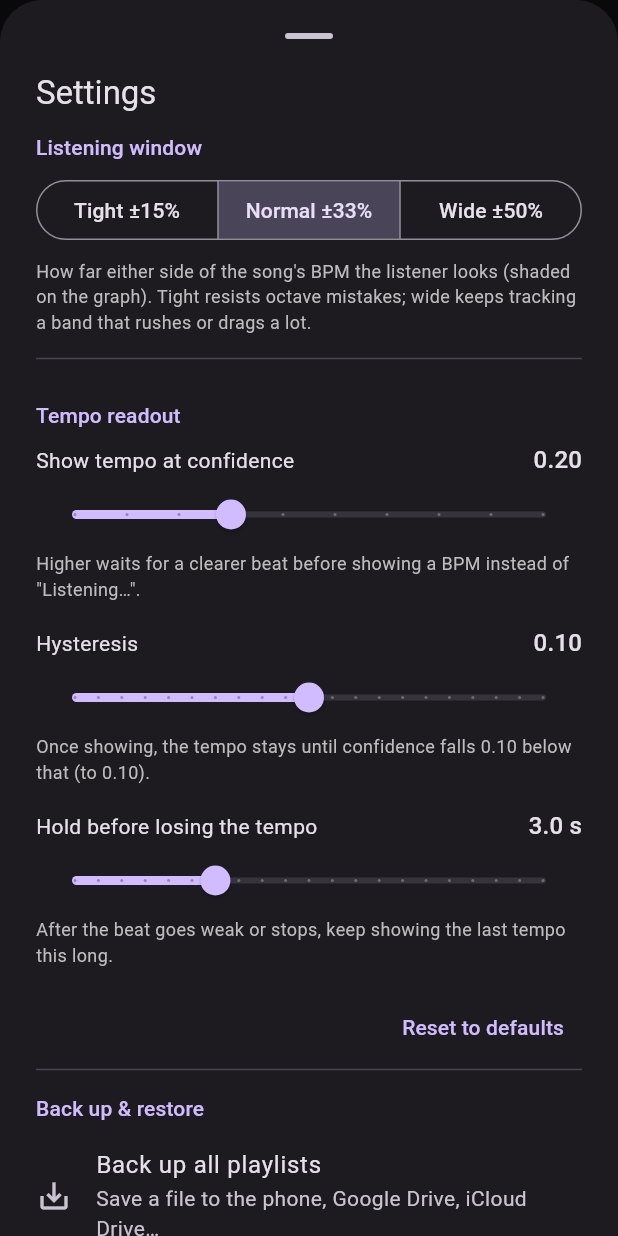
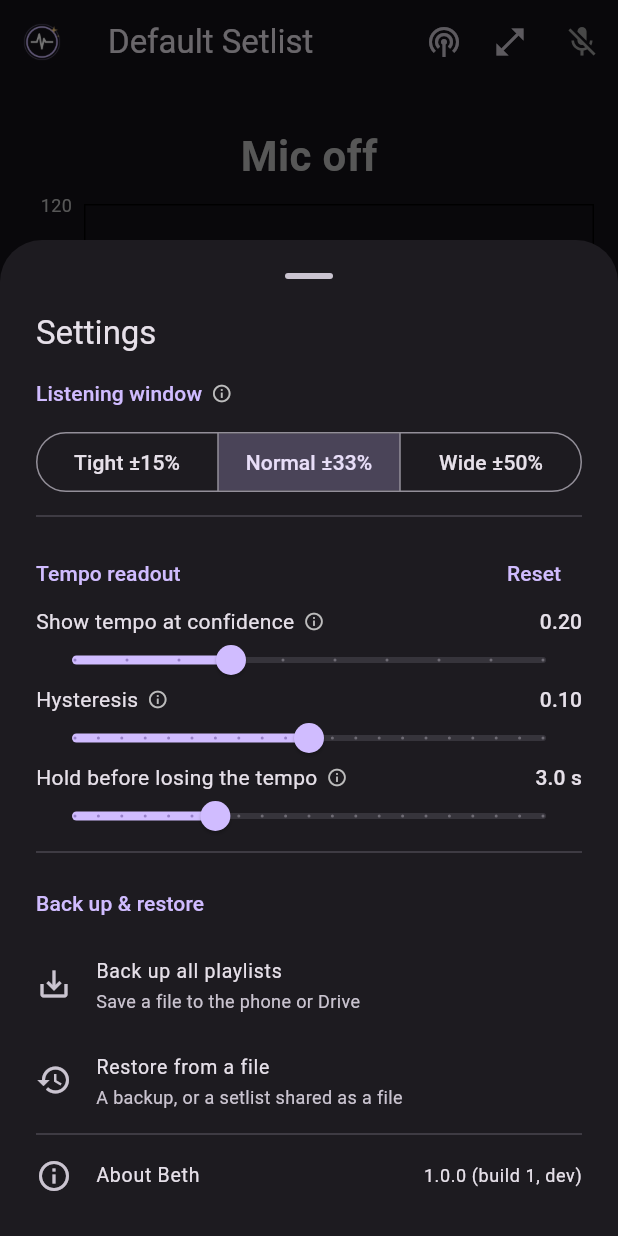
Before and after one commit to greenlava82/Beth, a Flutter app: the screen it shows after launch, in the side drawer, after a tap on "Settings", on a phone screen of 412 x 824 dp. Run offline on Flutter 3.47's test engine with Material 3 defaults, Android fonts, the phone set to English and light mode, and no system bars; drawn by our look-alikes of fl_chart; our stand-ins replace package_info_plus, permission_handler, share_plus, shared_preferences, wakelock_plus; missing offline and left inert: bluetooth_low_energy, file_selector, flutter_midi_command, record.

Commit message:
Make the Settings sheet fit on one screen
The help text under each slider and under the listening window selector
pushed Back up & restore and About below the fold. The explanations now
sit in tooltips behind an info icon on each label (tap to show), the
sliders and dividers are tighter, the backup rows are dense, and Reset
moves to the Tempo readout header line.

Co-Authored-By: Claude Sonnet 5.5 <noreply@anthropic.com>

```diff
--- a/lib/main.dart
+++ b/lib/main.dart
@@ -345,7 +345,18 @@ class _MetronomeScreenState extends State<MetronomeScreen>
     await prefs.setDouble('holdSeconds', _displayGate.holdSeconds);
   }
 
+  void _resetDetectionSettings(StateSetter setSheet) {
+    setSheet(() {
+      _displayGate.showAbove = TempoDisplayGate.defaultShowAbove;
+      _displayGate.hysteresis = TempoDisplayGate.defaultHysteresis;
+      _displayGate.holdSeconds = TempoDisplayGate.defaultHoldSeconds;
+    });
+    setState(() {});
+    _saveDisplaySettings();
+  }
+
   /// Sliders for when the readout shows a BPM and how long it holds it.
+  /// Each label's tooltip (tap the label) explains the setting.
   Widget _buildDetectionSettings(BuildContext context, StateSetter setSheet) {
     final g = _displayGate;
     void change(void Function() f) {
@@ -362,20 +373,19 @@ class _MetronomeScreenState extends State<MetronomeScreen>
           crossAxisAlignment: CrossAxisAlignment.start,
           children: [
             Row(children: [
-              Expanded(child: Text(title)),
-              Text(value,
-                  style: Theme.of(context).textTheme.titleMedium),
+              Expanded(child: _helpLabel(context, title, help)),
+              Text(value, style: Theme.of(context).textTheme.titleSmall),
             ]),
-            Slider(
+            SizedBox(
+              height: 32,
+              child: Slider(
                 value: v.clamp(min, max),
                 min: min,
                 max: max,
                 divisions: divisions,
                 onChanged: (x) => change(() => onChanged(x)),
               ),
-            Text(help,
-                style: TextStyle(color: Colors.grey[400], fontSize: 12)),
-            const SizedBox(height: 16),
+            ),
           ],
         );
 
@@ -416,18 +426,25 @@ return Column(
           20,
           (x) => g.holdSeconds = x,
         ),
-      Align(
-        alignment: Alignment.centerRight,
-        child: TextButton(
-          onPressed: () => change(() {
-            g.showAbove = TempoDisplayGate.defaultShowAbove;
-            g.hysteresis = TempoDisplayGate.defaultHysteresis;
-            g.holdSeconds = TempoDisplayGate.defaultHoldSeconds;
-          }),
-          child: const Text('Reset to defaults'),
-        ),
-      ),
-  ],
+      ],
+    );
+  }
+
+  /// A label with an info icon; tapping either shows [help] as a tooltip.
+  Widget _helpLabel(BuildContext context, String text, String help) {
+    return Tooltip(
+      message: help,
+      triggerMode: TooltipTriggerMode.tap,
+      showDuration: const Duration(seconds: 6),
+      margin: const EdgeInsets.symmetric(horizontal: 24),
+      child: Row(
+        mainAxisSize: MainAxisSize.min,
+        children: [
+          Flexible(child: Text(text)),
+          const SizedBox(width: 6),
+          Icon(Icons.info_outline, size: 14, color: Colors.grey[400]),
+        ],
+      ),
     );
   }
 
@@ -465,13 +482,6 @@ return Column(
               _saveListeningWindow();
             },
           ),
-        ),
-        const SizedBox(height: 8),
-        Text(
-          'How far either side of the song\'s BPM the listener looks '
-          '(shaded on the graph). Tight resists octave mistakes; '
-          'wide keeps tracking a band that rushes or drags a lot.',
-          style: TextStyle(color: Colors.grey[400], fontSize: 12),
         ),
       ],
     );
@@ -488,11 +498,23 @@ return Column(
       builder: (context) => StatefulBuilder(
         builder: (context, setSheet) {
           final theme = Theme.of(context);
-          Widget section(String title) => Padding(
-                padding: const EdgeInsets.only(top: 12, bottom: 8),
-                child: Text(title,
+          Widget section(String title, {String? help, Widget? action}) =>
+              Padding(
+                padding: const EdgeInsets.only(top: 8, bottom: 4),
+                child: SizedBox(
+                  height: 36,
+                  child: Row(children: [
+                    DefaultTextStyle.merge(
                       style: theme.textTheme.titleSmall
-                        ?.copyWith(color: theme.colorScheme.primary)),
+                          ?.copyWith(color: theme.colorScheme.primary),
+                      child: help == null
+                          ? Text(title)
+                          : _helpLabel(context, title, help),
+                    ),
+                    const Spacer(),
+                    ?action,
+                  ]),
+                ),
               );
           return SafeArea(
             child: SingleChildScrollView(
@@ -501,25 +523,38 @@ return Column(
                 crossAxisAlignment: CrossAxisAlignment.start,
                 children: [
                   Text('Settings', style: theme.textTheme.titleLarge),
-                  section('Listening window'),
+                  section(
+                    'Listening window',
+                    help: 'How far either side of the song\'s BPM the '
+                        'listener looks (shaded on the graph). Tight resists '
+                        'octave mistakes; wide keeps tracking a band that '
+                        'rushes or drags a lot.',
+                  ),
                   _buildListeningWindowSettings(context, setSheet),
-                  const Divider(height: 32),
-                  section('Tempo readout'),
+                  const Divider(height: 24),
+                  section(
+                    'Tempo readout',
+                    action: TextButton(
+                      onPressed: () => _resetDetectionSettings(setSheet),
+                      child: const Text('Reset'),
+                    ),
+                  ),
                   _buildDetectionSettings(context, setSheet),
-                  const Divider(height: 8),
+                  const Divider(height: 16),
                   section('Back up & restore'),
                   ListTile(
+                    dense: true,
                     contentPadding: EdgeInsets.zero,
                     leading: const Icon(Icons.save_alt),
                     title: const Text('Back up all playlists'),
-                    subtitle: const Text(
-                        'Save a file to the phone, Google Drive, iCloud Drive…'),
+                    subtitle: const Text('Save a file to the phone or Drive'),
                     onTap: () {
                       Navigator.pop(context);
                       _backUpPlaylists();
                     },
                   ),
                   ListTile(
+                    dense: true,
                     contentPadding: EdgeInsets.zero,
                     leading: const Icon(Icons.restore),
                     title: const Text('Restore from a file'),
@@ -532,6 +567,7 @@ return Column(
                   ),
                   const Divider(height: 8),
                   ListTile(
+                    dense: true,
                     contentPadding: EdgeInsets.zero,
                     leading: const Icon(Icons.info_outline),
                     title: const Text('About Beth'),
```
Lines whose indentation alone changed are shown as unchanged.
